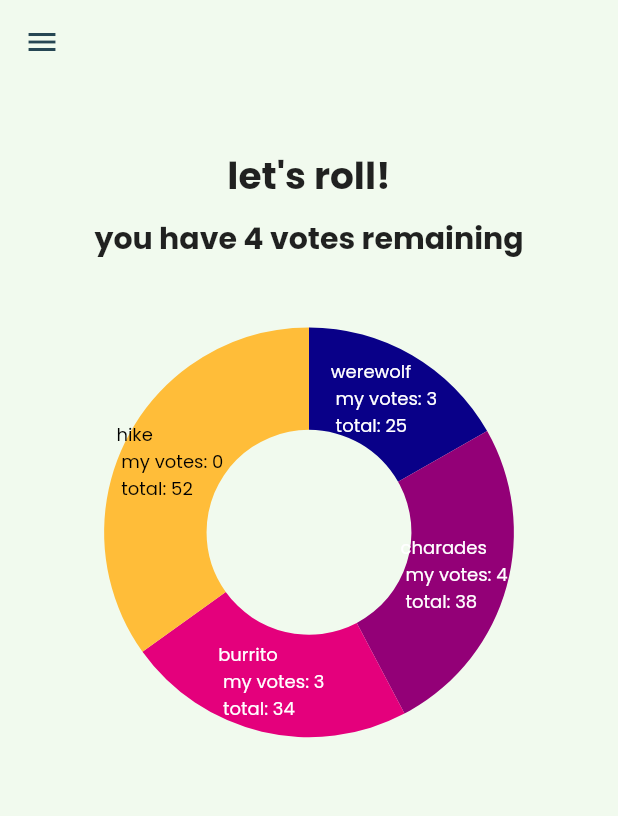
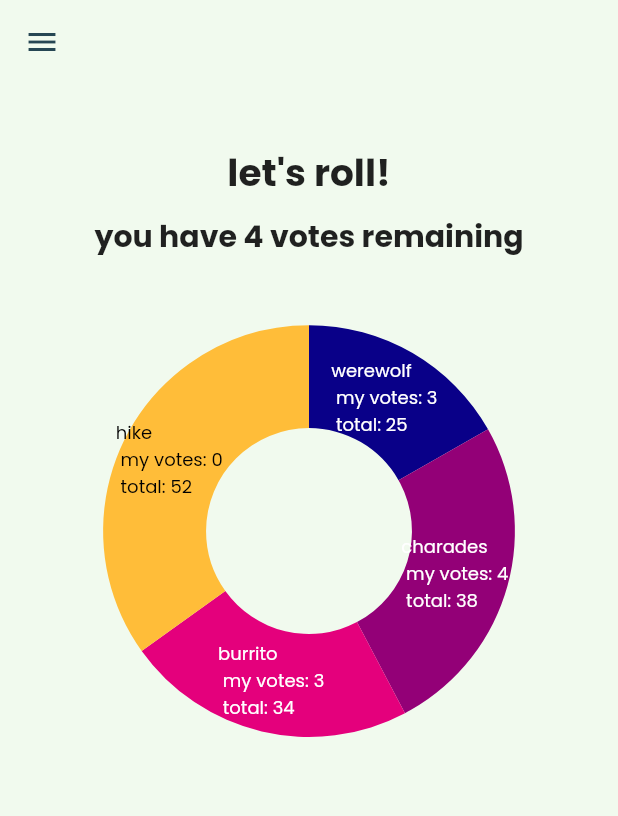
Before and after one commit to HeroesProjectTz/DecisionRoll-Flutter, a Flutter app: the DecisionPage screen opened directly, on a phone screen of 412 x 824 dp. Shown: the top 816 px of the screen. Run offline on Flutter 3.47's test engine with Material 2 defaults, Android fonts, the phone set to English and light mode, and no system bars; our stand-ins replace cloud_firestore, firebase_auth, firebase_core, flutter_riverpod, font_awesome_flutter, go_router and 5 more; missing offline and left inert: flutter_facebook_auth; accounts and stored records are empty.

Commit message:
fix appbar hot reload null assertion error

```diff
--- a/lib/common/my_appbar.dart
+++ b/lib/common/my_appbar.dart
@@ -4,12 +4,14 @@ import 'package:flutter/material.dart';
 
 class MyAppBar extends StatelessWidget implements PreferredSizeWidget {
   /// you can add more fields that meet your needs
-
-  const MyAppBar({Key? key}) : super(key: key);
+  final double height;
+  MyAppBar({this.height = kToolbarHeight, Key? key}) : super(key: key);
 
   @override
   Widget build(BuildContext context) {
+    // SizeConfig(context);
     return AppBar(
+      // height: preferredSize.height,/
       iconTheme: const IconThemeData(color: blueColor),
       backgroundColor: whiteBackgroundColor,
       elevation: 0.0,
@@ -17,5 +19,5 @@ class MyAppBar extends StatelessWidget implements PreferredSizeWidget {
   }
 
   @override
-  Size get preferredSize => Size.fromHeight(SizeConfig.screenHeight! * 0.07);
+  Size get preferredSize => Size.fromHeight(height);
 }
--- a/lib/main.dart
+++ b/lib/main.dart
@@ -82,11 +82,11 @@ class AuthenticationWrapper extends ConsumerWidget {
     return authState.when(
         data: (data) {
           if (data != null) {
-            WidgetsBinding.instance.addPostFrameCallback((_) {
+            WidgetsBinding.instance!.addPostFrameCallback((_) {
               context.go('/homepage');
             });
           } else {
-            WidgetsBinding.instance.addPostFrameCallback((_) {
+            WidgetsBinding.instance!.addPostFrameCallback((_) {
               context.go('/signin');
             });
           }
--- a/lib/screens/account/account_page.dart
+++ b/lib/screens/account/account_page.dart
@@ -18,7 +18,7 @@ class AccountPage extends ConsumerWidget {
   Widget build(BuildContext context, WidgetRef ref) {
     return Scaffold(
         backgroundColor: whiteBackgroundColor,
-        appBar: const MyAppBar(),
+        appBar: MyAppBar(),
         drawer: MyDrawer(),
         body: Center(
           child: InkWell(
--- a/lib/screens/decisions/decision_page.dart
+++ b/lib/screens/decisions/decision_page.dart
@@ -19,7 +19,7 @@ class DecisionPage extends StatelessWidget {
     ];
     return Scaffold(
         backgroundColor: whiteBackgroundColor,
-        appBar: const MyAppBar(),
+        appBar: MyAppBar(),
         drawer: MyDrawer(),
         body: Column(
           crossAxisAlignment: CrossAxisAlignment.center,
--- a/lib/screens/home/homepage.dart
+++ b/lib/screens/home/homepage.dart
@@ -17,9 +17,10 @@ class HomePage extends ConsumerStatefulWidget {
 class _HomePageState extends ConsumerState<HomePage> {
   @override
   Widget build(BuildContext context) {
+    debugPrint("homepage loaded");
     return Scaffold(
       backgroundColor: whiteBackgroundColor,
-      appBar: const MyAppBar(),
+      appBar: MyAppBar(),
       drawer: MyDrawer(),
       body: const Center(
         child: Text(
--- a/lib/screens/users/user_decisions_page.dart
+++ b/lib/screens/users/user_decisions_page.dart
@@ -17,10 +17,11 @@ class UserDecisionsPage extends ConsumerWidget {
 
   @override
   Widget build(BuildContext context, WidgetRef ref) {
+    debugPrint("user decisions page: $userId");
     final decisionsAsync = ref.watch(userDecisionsStreamProvider(userId));
     return Scaffold(
       backgroundColor: whiteBackgroundColor,
-      appBar: const MyAppBar(),
+      appBar: MyAppBar(),
       drawer: MyDrawer(),
       body: decisionsAsync.maybeWhen(
           orElse: () => const SizedBox(
```
